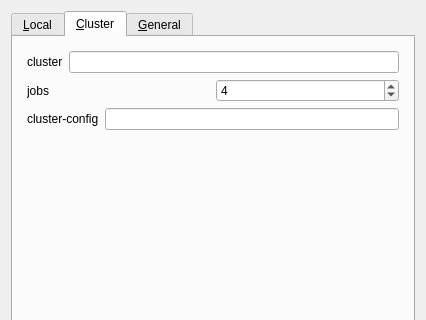
First picture: the form in sequana/gui/snakemake.ui, repository vladsaveliev/sequana, before the edit; both pictures show x 0 to 426 and y 0 to 320 of the 426 by 484 pixel window.
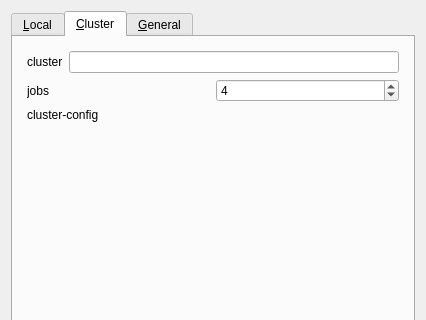
Second picture: the form after the edit. The open tabs and pages were chosen to show the change.

Commit message: two new features. First, cluster_config in the snakemake dialog is now a file browser. Moreover, if a config_cluster.josn is available in the pipeline module, it is loaded automatically. Second, report_issue is now implemented.

```diff
--- a/sequana/gui/snakemake.ui
+++ b/sequana/gui/snakemake.ui
@@ -202,9 +202,6 @@
                </property>
               </widget>
              </item>
-             <item>
-              <widget class="QLineEdit" name="snakemake_options_cluster_config_value"/>
-             </item>
             </layout>
            </item>
            <item row="4" column="0">
```
Left out of the diff: 2 changed lines with no effect on the pictures. The commit also changes 6 other files.
